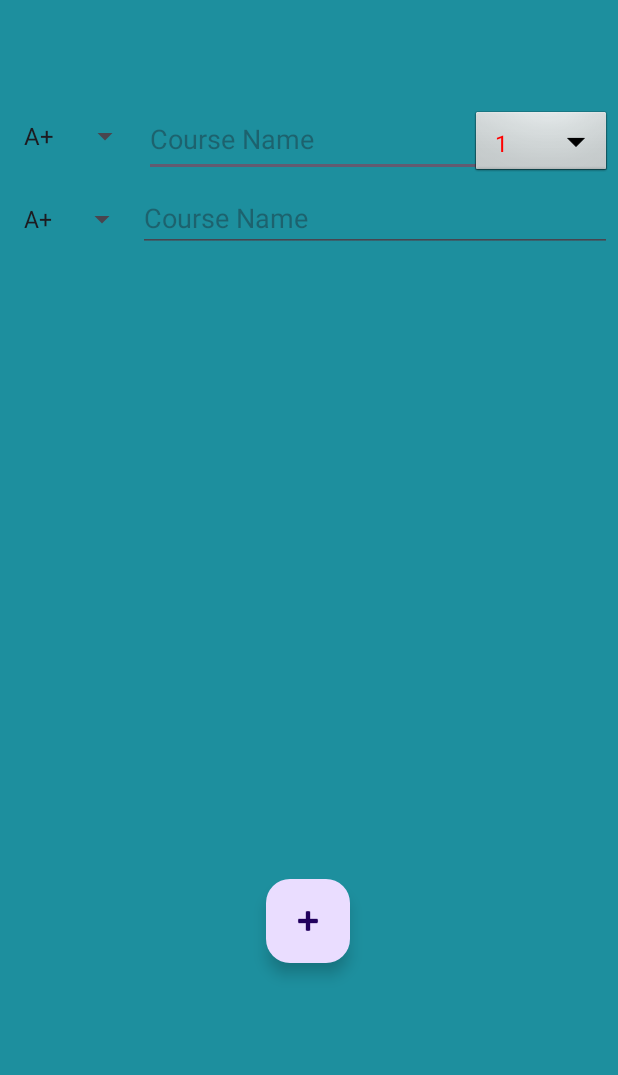
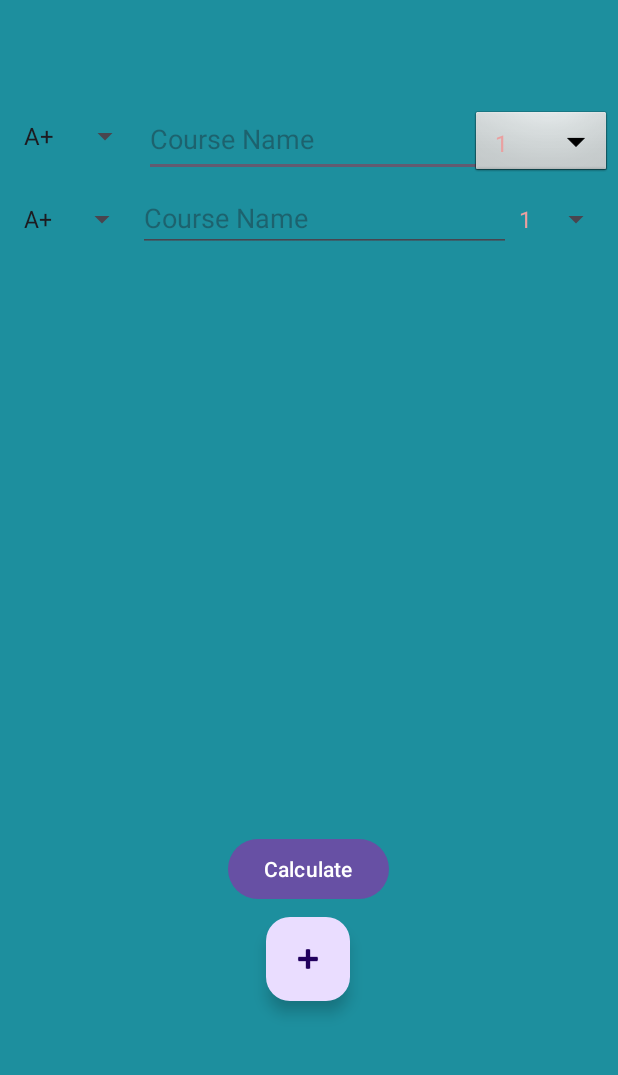
Before and after one commit to Mohamed-Ahmed-Esmat/GPA-Calculator-Kotlin-Application, an Android app: the screen it shows after launch (MainActivity), after a tap on an icon or button, on a phone screen of 412 x 824 dp, the part 140-1215 px from its top. Run offline under Robolectric (Android 15) with nearby library versions, the phone set to English and light mode, and no system bars.

Commit message:
added the credit spinner with the calculate button

```diff
--- a/app/src/main/java/com/example/gpa_calculator/MainActivity.kt
+++ b/app/src/main/java/com/example/gpa_calculator/MainActivity.kt
@@ -40,7 +40,9 @@
                         this,
                         "Maximum number of courses reached",
                         Toast.LENGTH_SHORT
+
                     ).show()
+                    addCourseFloat.visibility = View.GONE
                 }
             }
         }
@@ -51,20 +53,30 @@
 
             val newEditText = EditText(this)
             val newSpinner = Spinner(this)
+            val creditSpinner = Spinner(this)
 
+            // Set layout parameters for horizontal arrangement
             newEditText.layoutParams = LinearLayout.LayoutParams(
-                LinearLayout.LayoutParams.MATCH_PARENT,
+                0,  // Width will be determined by weight
+                LinearLayout.LayoutParams.WRAP_CONTENT,
+                1f   // Weight for EditText to take up remaining space
+            )
+            creditSpinner.layoutParams = LinearLayout.LayoutParams(
+                LinearLayout.LayoutParams.WRAP_CONTENT,
                 LinearLayout.LayoutParams.WRAP_CONTENT
             )
             newEditText.hint = "Course Name"
 
             // Add dummy data for the spinner
             val spinnerData = arrayOf("A+", "A", "A-", "B+", "B", "B-", "C+", "C", "C-", "D+", "D", "F")
+            val spinnerData1 = arrayOf(1,2,3,4)
             val spinnerAdapter = ArrayAdapter(this, android.R.layout.simple_spinner_dropdown_item, spinnerData)
+            val spinnerAdapter1 = ArrayAdapter(this, R.layout.spinner_item, spinnerData1)
             newSpinner.adapter = spinnerAdapter
+            creditSpinner.adapter = spinnerAdapter1
             linearLayout.addView(newSpinner)
             linearLayout.addView(newEditText)
-
+            linearLayout.addView(creditSpinner)
             containerLayout.addView(linearLayout)
         }
 
@@ -90,4 +102,32 @@
                 0.0f
             }
         }
+
+        fun calculate(view: View) {
+            val courses = Array(editTextCount) { "" }
+            val credits = FloatArray(editTextCount)
+            val grades = Array(editTextCount) { "" }
+            var coursePoints = 0.0f
+            var gradePoints = 0.0f
+
+            println("\nEnter course details:\n")
+
+            for (i in courses.indices) {
+                println("\nCourse ${i + 1}:\n")
+
+                print("Name: ")
+                courses[i] = scanner.nextLine()
+
+                print("Credit hours: ")
+                credits[i] = scanner.nextFloat()
+                scanner.nextLine() // Consume newline character
+
+                print("Grade: ")
+                grades[i] = scanner.nextLine()
+
+                gradePoints += gradeWeightsCourse(grades[i], credits[i])
+                coursePoints += credits[i]
+            }
+
+        }
     }
--- a/app/src/main/res/layout/activity_main.xml
+++ b/app/src/main/res/layout/activity_main.xml
@@ -73,7 +73,7 @@
         app:layout_constraintHorizontal_bias="0.498"
         app:layout_constraintStart_toStartOf="parent"
         app:layout_constraintTop_toBottomOf="@+id/courseName"
-        app:layout_constraintVertical_bias="0.906"
+        app:layout_constraintVertical_bias="0.955"
         app:srcCompat="@android:drawable/ic_input_add" />
 
     <LinearLayout
@@ -86,4 +86,27 @@
         app:layout_constraintHorizontal_bias="0.659"
         app:layout_constraintStart_toStartOf="parent"
         app:layout_constraintTop_toBottomOf="@+id/courseName" />
+
+    <Button
+        android:id="@+id/calcBtn"
+        android:layout_width="wrap_content"
+        android:layout_height="wrap_content"
+        android:layout_marginBottom="8dp"
+        android:onClick="calculate"
+        android:text="Calculate"
+        app:layout_constraintBottom_toTopOf="@+id/addCourseFloat"
+        app:layout_constraintEnd_toEndOf="parent"
+        app:layout_constraintHorizontal_bias="0.498"
+        app:layout_constraintStart_toStartOf="parent" />
+
+    <TextView
+        android:id="@+id/gpaText"
+        android:layout_width="wrap_content"
+        android:layout_height="wrap_content"
+        android:layout_marginBottom="16dp"
+        app:layout_constraintBottom_toTopOf="@+id/calcBtn"
+        app:layout_constraintEnd_toEndOf="parent"
+        app:layout_constraintHorizontal_bias="0.501"
+        app:layout_constraintStart_toStartOf="parent"
+        tools:text="cummulative_gpa" />
 </androidx.constraintlayout.widget.ConstraintLayout>
--- a/app/src/main/res/layout/spinner_item.xml
+++ b/app/src/main/res/layout/spinner_item.xml
@@ -1,11 +1,9 @@
 <?xml version="1.0" encoding="utf-8"?>
 
-<TextView
-    xmlns:android="http://schemas.android.com/apk/res/android"
+<TextView xmlns:android="http://schemas.android.com/apk/res/android"
     android:layout_width="match_parent"
     android:layout_height="wrap_content"
-    android:textSize="15sp"
     android:gravity="left"
-    android:textColor="#FF0000"
     android:padding="5dip"
-    />
+    android:textColor="#EAA0A0"
+    android:textSize="15sp" />
```
